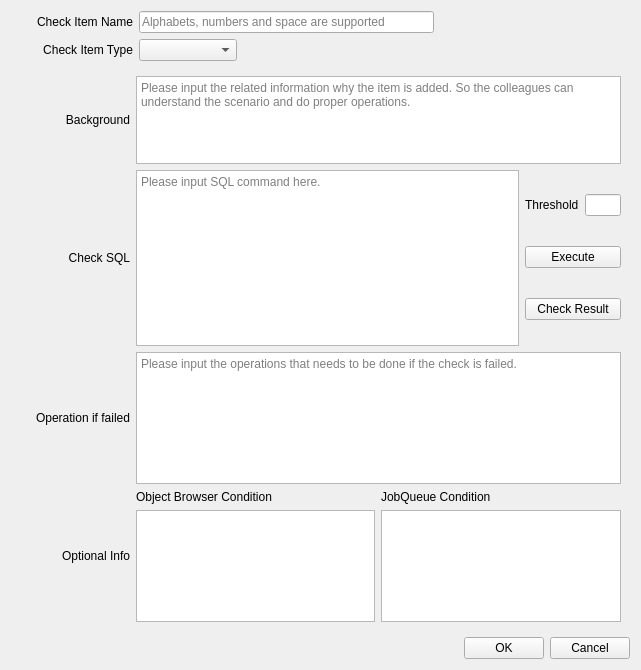
First picture: the form in UI/additemwidget.ui, repository wei17hao10/daily-check, before the edit.
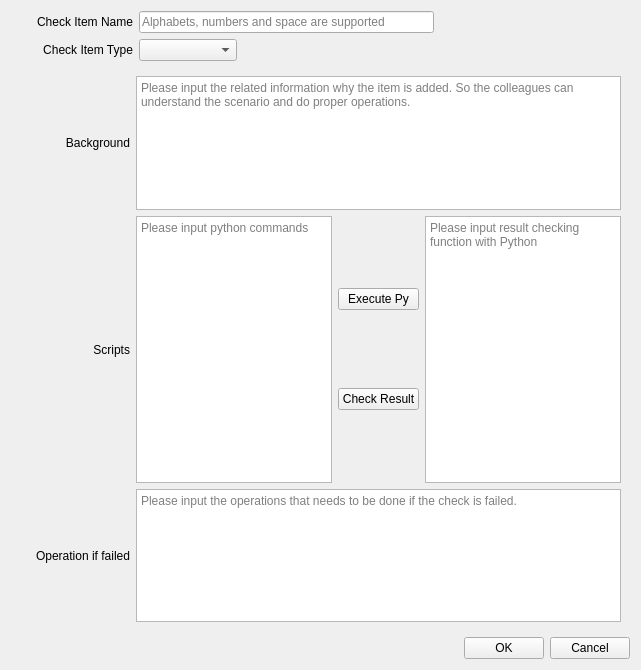
Second picture: the form after the edit.

Commit message: finish the UI design of PS and Py scripts

What changed in the file:
```diff
--- a/UI/additemwidget.ui
+++ b/UI/additemwidget.ui
@@ -123,7 +123,7 @@
    <item>
     <widget class="QStackedWidget" name="stackedAddInfo">
      <property name="currentIndex">
-      <number>0</number>
+      <number>3</number>
      </property>
      <widget class="QWidget" name="SQLPage">
       <layout class="QVBoxLayout" name="verticalLayout_6" stretch="2,4,3,3">
@@ -481,6 +481,304 @@
        </item>
       </layout>
      </widget>
+     <widget class="QWidget" name="PSPage">
+      <layout class="QVBoxLayout" name="verticalLayout_8" stretch="1,2,1">
+       <item>
+        <layout class="QHBoxLayout" name="horizontalLayout_14" stretch="1,5">
+         <item>
+          <widget class="QLabel" name="label_13">
+           <property name="sizePolicy">
+            <sizepolicy hsizetype="Minimum" vsizetype="Preferred">
+             <horstretch>0</horstretch>
+             <verstretch>0</verstretch>
+            </sizepolicy>
+           </property>
+           <property name="minimumSize">
+            <size>
+             <width>110</width>
+             <height>0</height>
+            </size>
+           </property>
+           <property name="maximumSize">
+            <size>
+             <width>110</width>
+             <height>16777215</height>
+            </size>
+           </property>
+           <property name="text">
+            <string>Background</string>
+           </property>
+           <property name="alignment">
+            <set>Qt::AlignRight|Qt::AlignTrailing|Qt::AlignVCenter</set>
+           </property>
+          </widget>
+         </item>
+         <item>
+          <widget class="QTextEdit" name="PSBackgroundText">
+           <property name="placeholderText">
+            <string>Please input the related information why the item is added. So the colleagues can understand the scenario and do proper operations.</string>
+           </property>
+          </widget>
+         </item>
+        </layout>
+       </item>
+       <item>
+        <layout class="QHBoxLayout" name="horizontalLayout_17" stretch="1,0,0,0">
+         <item>
+          <widget class="QLabel" name="label_16">
+           <property name="sizePolicy">
+            <sizepolicy hsizetype="Minimum" vsizetype="Preferred">
+             <horstretch>0</horstretch>
+             <verstretch>0</verstretch>
+            </sizepolicy>
+           </property>
+           <property name="minimumSize">
+            <size>
+             <width>110</width>
+             <height>0</height>
+            </size>
+           </property>
+           <property name="maximumSize">
+            <size>
+             <width>110</width>
+             <height>16777215</height>
+            </size>
+           </property>
+           <property name="layoutDirection">
+            <enum>Qt::LeftToRight</enum>
+           </property>
+           <property name="text">
+            <string>Scripts</string>
+           </property>
+           <property name="alignment">
+            <set>Qt::AlignRight|Qt::AlignTrailing|Qt::AlignVCenter</set>
+           </property>
+          </widget>
+         </item>
+         <item>
+          <widget class="QTextEdit" name="te_psScript">
+           <property name="placeholderText">
+            <string>Please input powershell script</string>
+           </property>
+          </widget>
+         </item>
+         <item>
+          <layout class="QVBoxLayout" name="verticalLayout_7" stretch="1,1">
+           <item>
+            <widget class="QPushButton" name="btn_exeps">
+             <property name="text">
+              <string>Execute PS</string>
+             </property>
+            </widget>
+           </item>
+           <item>
+            <widget class="QPushButton" name="btn_checkpsres">
+             <property name="text">
+              <string>Check Result</string>
+             </property>
+            </widget>
+           </item>
+          </layout>
+         </item>
+         <item>
+          <widget class="QTextEdit" name="te_checkOutput">
+           <property name="placeholderText">
+            <string>Please input result checking function with Python</string>
+           </property>
+          </widget>
+         </item>
+        </layout>
+       </item>
+       <item>
+        <layout class="QHBoxLayout" name="horizontalLayout_15" stretch="0,5">
+         <item>
+          <widget class="QLabel" name="label_14">
+           <property name="sizePolicy">
+            <sizepolicy hsizetype="Minimum" vsizetype="Preferred">
+             <horstretch>0</horstretch>
+             <verstretch>0</verstretch>
+            </sizepolicy>
+           </property>
+           <property name="minimumSize">
+            <size>
+             <width>110</width>
+             <height>0</height>
+            </size>
+           </property>
+           <property name="maximumSize">
+            <size>
+             <width>110</width>
+             <height>16777215</height>
+            </size>
+           </property>
+           <property name="text">
+            <string>Operation if failed</string>
+           </property>
+           <property name="alignment">
+            <set>Qt::AlignRight|Qt::AlignTrailing|Qt::AlignVCenter</set>
+           </property>
+          </widget>
+         </item>
+         <item>
+          <widget class="QTextEdit" name="SQLOpsText_2">
+           <property name="placeholderText">
+            <string>Please input the operations that needs to be done if the check is failed.</string>
+           </property>
+          </widget>
+         </item>
+        </layout>
+       </item>
+      </layout>
+     </widget>
+     <widget class="QWidget" name="page_3">
+      <layout class="QVBoxLayout" name="verticalLayout_10" stretch="1,2,1">
+       <item>
+        <layout class="QHBoxLayout" name="horizontalLayout_18" stretch="1,5">
+         <item>
+          <widget class="QLabel" name="label_17">
+           <property name="sizePolicy">
+            <sizepolicy hsizetype="Minimum" vsizetype="Preferred">
+             <horstretch>0</horstretch>
+             <verstretch>0</verstretch>
+            </sizepolicy>
+           </property>
+           <property name="minimumSize">
+            <size>
+             <width>110</width>
+             <height>0</height>
+            </size>
+           </property>
+           <property name="maximumSize">
+            <size>
+             <width>110</width>
+             <height>16777215</height>
+            </size>
+           </property>
+           <property name="text">
+            <string>Background</string>
+           </property>
+           <property name="alignment">
+            <set>Qt::AlignRight|Qt::AlignTrailing|Qt::AlignVCenter</set>
+           </property>
+          </widget>
+         </item>
+         <item>
+          <widget class="QTextEdit" name="PyBackgroundText">
+           <property name="placeholderText">
+            <string>Please input the related information why the item is added. So the colleagues can understand the scenario and do proper operations.</string>
+           </property>
+          </widget>
+         </item>
+        </layout>
+       </item>
+       <item>
+        <layout class="QHBoxLayout" name="horizontalLayout_19" stretch="1,0,0,0">
+         <item>
+          <widget class="QLabel" name="label_18">
+           <property name="sizePolicy">
+            <sizepolicy hsizetype="Minimum" vsizetype="Preferred">
+             <horstretch>0</horstretch>
+             <verstretch>0</verstretch>
+            </sizepolicy>
+           </property>
+           <property name="minimumSize">
+            <size>
+             <width>110</width>
+             <height>0</height>
+            </size>
+           </property>
+           <property name="maximumSize">
+            <size>
+             <width>110</width>
+             <height>16777215</height>
+            </size>
+           </property>
+           <property name="layoutDirection">
+            <enum>Qt::LeftToRight</enum>
+           </property>
+           <property name="text">
+            <string>Scripts</string>
+           </property>
+           <property name="alignment">
+            <set>Qt::AlignRight|Qt::AlignTrailing|Qt::AlignVCenter</set>
+           </property>
+          </widget>
+         </item>
+         <item>
+          <widget class="QTextEdit" name="te_pyScript">
+           <property name="placeholderText">
+            <string>Please input python commands</string>
+           </property>
+          </widget>
+         </item>
+         <item>
+          <layout class="QVBoxLayout" name="verticalLayout_9" stretch="1,1">
+           <item>
+            <widget class="QPushButton" name="btn_exepy">
+             <property name="text">
+              <string>Execute Py</string>
+             </property>
+            </widget>
+           </item>
+           <item>
+            <widget class="QPushButton" name="btn_checkpyres">
+             <property name="text">
+              <string>Check Result</string>
+             </property>
+            </widget>
+           </item>
+          </layout>
+         </item>
+         <item>
+          <widget class="QTextEdit" name="te_checkPyOutput">
+           <property name="placeholderText">
+            <string>Please input result checking function with Python</string>
+           </property>
+          </widget>
+         </item>
+        </layout>
+       </item>
+       <item>
+        <layout class="QHBoxLayout" name="horizontalLayout_20" stretch="0,5">
+         <item>
+          <widget class="QLabel" name="label_19">
+           <property name="sizePolicy">
+            <sizepolicy hsizetype="Minimum" vsizetype="Preferred">
+             <horstretch>0</horstretch>
+             <verstretch>0</verstretch>
+            </sizepolicy>
+           </property>
+           <property name="minimumSize">
+            <size>
+             <width>110</width>
+             <height>0</height>
+            </size>
+           </property>
+           <property name="maximumSize">
+            <size>
+             <width>110</width>
+             <height>16777215</height>
+            </size>
+           </property>
+           <property name="text">
+            <string>Operation if failed</string>
+           </property>
+           <property name="alignment">
+            <set>Qt::AlignRight|Qt::AlignTrailing|Qt::AlignVCenter</set>
+           </property>
+          </widget>
+         </item>
+         <item>
+          <widget class="QTextEdit" name="te_pyOps">
+           <property name="placeholderText">
+            <string>Please input the operations that needs to be done if the check is failed.</string>
+           </property>
+          </widget>
+         </item>
+        </layout>
+       </item>
+      </layout>
+     </widget>
     </widget>
    </item>
    <item>
```
The commit also changes 4 other files.
